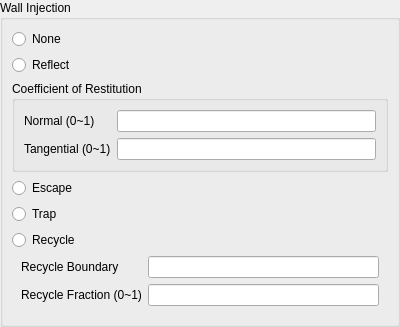
First picture: the form in baramFlow/view/setup/boundary_conditions/wall_interaction_widget.ui, repository nextfoam/baram, before the edit.
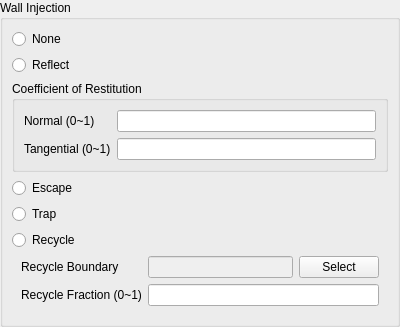
Second picture: the form after the edit. Custom widgets are drawn as their Qt base class.

Patch:
```diff
--- a/baramFlow/view/setup/boundary_conditions/wall_interaction_widget.ui
+++ b/baramFlow/view/setup/boundary_conditions/wall_interaction_widget.ui
@@ -123,16 +123,6 @@
            </property>
           </widget>
          </item>
-         <item row="0" column="1">
-          <widget class="BatchableFloatEdit" name="recycleBoundary">
-           <property name="sizePolicy">
-            <sizepolicy hsizetype="Expanding" vsizetype="Fixed">
-             <horstretch>0</horstretch>
-             <verstretch>0</verstretch>
-            </sizepolicy>
-           </property>
-          </widget>
-         </item>
          <item row="1" column="0">
           <widget class="QLabel" name="label_4">
            <property name="text">
@@ -150,6 +140,24 @@
            </property>
           </widget>
          </item>
+         <item row="0" column="1">
+          <layout class="QHBoxLayout" name="horizontalLayout_4">
+           <item>
+            <widget class="QLineEdit" name="recycleBoundary">
+             <property name="enabled">
+              <bool>false</bool>
+             </property>
+            </widget>
+           </item>
+           <item>
+            <widget class="QPushButton" name="selectBoundary">
+             <property name="text">
+              <string>Select</string>
+             </property>
+            </widget>
+           </item>
+          </layout>
+         </item>
         </layout>
        </widget>
       </item>
```
